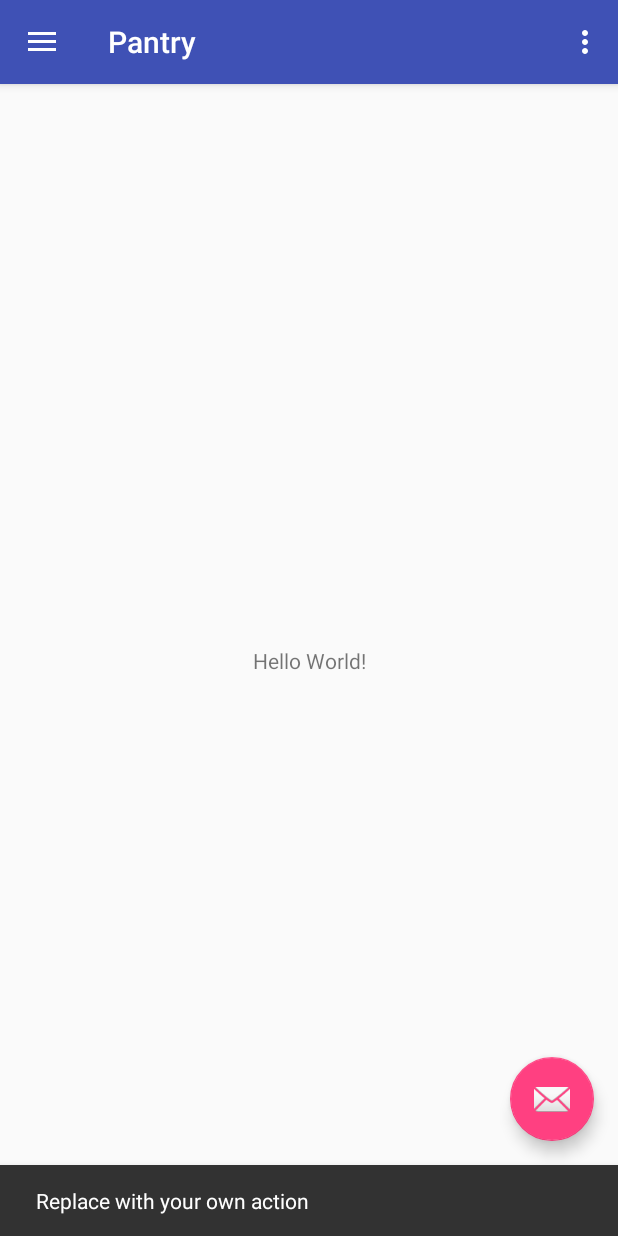
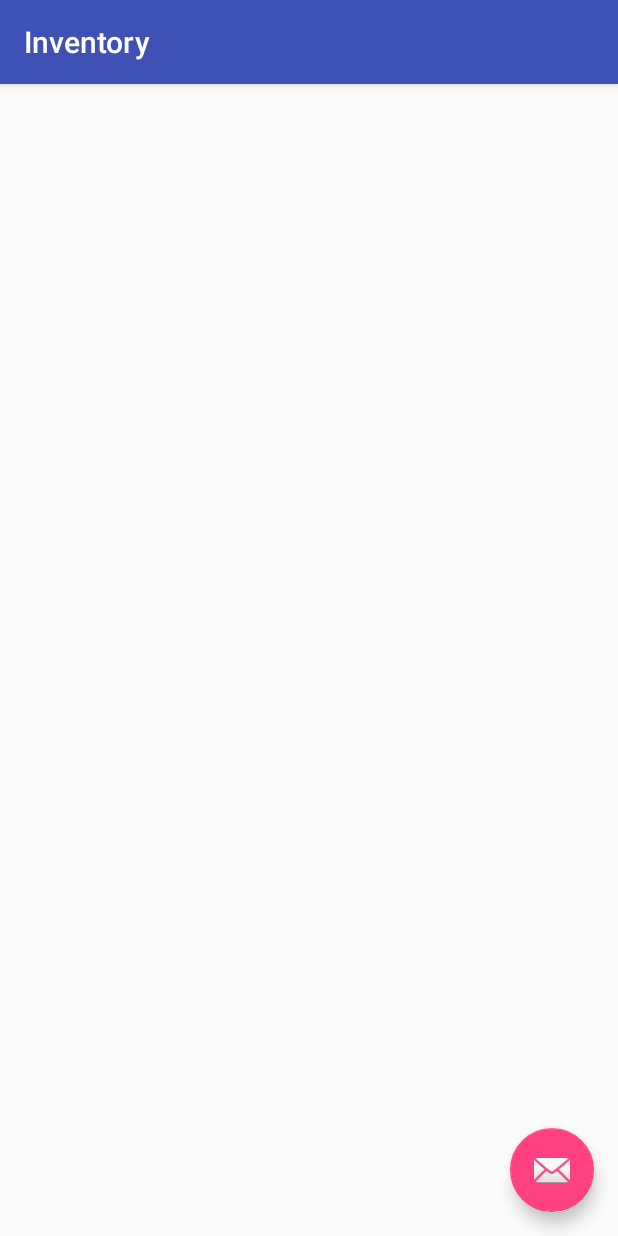
Before and after one commit to mboyd6/sage, an Android app: the screen it shows after launch (MainActivity before the commit, Inventory after it), after a tap on an icon or button, on a phone screen of 412 x 824 dp. Run offline under Robolectric (Android 15) with nearby library versions, the phone set to English and light mode, and no system bars.

Commit message:
removed nav drawer activity, replaced with basic activity.

```diff
--- a/app/src/main/AndroidManifest.xml
+++ b/app/src/main/AndroidManifest.xml
@@ -10,8 +10,8 @@
     android:supportsRtl="true"
     android:theme="@style/AppTheme">
     <activity
-      android:label="@string/app_name"
-      android:name=".MainActivity"
+      android:label="@string/title_activity_inventory"
+      android:name=".Inventory"
       android:theme="@style/AppTheme.NoActionBar">
       <intent-filter>
         <action android:name="android.intent.action.MAIN"/>
--- /dev/null
+++ b/app/src/main/java/mdb/pantry/Inventory.java
@@ -0,0 +1,34 @@
+package mdb.pantry;
+
+import android.os.Bundle;
+import android.support.design.widget.FloatingActionButton;
+import android.support.design.widget.Snackbar;
+import android.support.v7.app.AppCompatActivity;
+import android.support.v7.widget.Toolbar;
+import android.view.View;
+
+public class Inventory extends AppCompatActivity {
+
+
+  @Override
+  protected void onCreate(Bundle savedInstanceState) {
+    super.onCreate(savedInstanceState);
+    setContentView(R.layout.activity_inventory);
+    Toolbar toolbar = (Toolbar) findViewById(R.id.toolbar);
+    setSupportActionBar(toolbar);
+
+    FloatingActionButton fab = (FloatingActionButton) findViewById(R.id.fab);
+    fab.setOnClickListener(new View.OnClickListener() {
+      @Override
+      public void onClick(View view) {
+        // open add food window
+
+
+      }
+    });
+
+    // initialize recycler view.
+
+  }
+
+}
--- a/app/src/main/java/mdb/pantry/MainActivity.java
+++ /dev/null
@@ -1,101 +0,0 @@
-package mdb.pantry;
-
-import android.os.Bundle;
-import android.support.design.widget.FloatingActionButton;
-import android.support.design.widget.Snackbar;
-import android.view.View;
-import android.support.design.widget.NavigationView;
-import android.support.v4.view.GravityCompat;
-import android.support.v4.widget.DrawerLayout;
-import android.support.v7.app.ActionBarDrawerToggle;
-import android.support.v7.app.AppCompatActivity;
-import android.support.v7.widget.Toolbar;
-import android.view.Menu;
-import android.view.MenuItem;
-
-public class MainActivity extends AppCompatActivity
-    implements NavigationView.OnNavigationItemSelectedListener {
-
-  @Override
-  protected void onCreate(Bundle savedInstanceState) {
-    super.onCreate(savedInstanceState);
-    setContentView(R.layout.activity_main);
-    Toolbar toolbar = (Toolbar) findViewById(R.id.toolbar);
-    setSupportActionBar(toolbar);
-
-    FloatingActionButton fab = (FloatingActionButton) findViewById(R.id.fab);
-    fab.setOnClickListener(new View.OnClickListener() {
-      @Override
-      public void onClick(View view) {
-        Snackbar.make(view, "Replace with your own action", Snackbar.LENGTH_LONG)
-            .setAction("Action", null).show();
-      }
-    });
-
-    DrawerLayout drawer = (DrawerLayout) findViewById(R.id.drawer_layout);
-    ActionBarDrawerToggle toggle = new ActionBarDrawerToggle(
-        this, drawer, toolbar, R.string.navigation_drawer_open, R.string.navigation_drawer_close);
-    drawer.addDrawerListener(toggle);
-    toggle.syncState();
-
-    NavigationView navigationView = (NavigationView) findViewById(R.id.nav_view);
-    navigationView.setNavigationItemSelectedListener(this);
-  }
-
-  @Override
-  public void onBackPressed() {
-    DrawerLayout drawer = (DrawerLayout) findViewById(R.id.drawer_layout);
-    if (drawer.isDrawerOpen(GravityCompat.START)) {
-      drawer.closeDrawer(GravityCompat.START);
-    } else {
-      super.onBackPressed();
-    }
-  }
-
-  @Override
-  public boolean onCreateOptionsMenu(Menu menu) {
-    // Inflate the menu; this adds items to the action bar if it is present.
-    getMenuInflater().inflate(R.menu.main, menu);
-    return true;
-  }
-
-  @Override
-  public boolean onOptionsItemSelected(MenuItem item) {
-    // Handle action bar item clicks here. The action bar will
-    // automatically handle clicks on the Home/Up button, so long
-    // as you specify a parent activity in AndroidManifest.xml.
-    int id = item.getItemId();
-
-    //noinspection SimplifiableIfStatement
-    if (id == R.id.action_settings) {
-      return true;
-    }
-
-    return super.onOptionsItemSelected(item);
-  }
-
-  @SuppressWarnings("StatementWithEmptyBody")
-  @Override
-  public boolean onNavigationItemSelected(MenuItem item) {
-    // Handle navigation view item clicks here.
-    int id = item.getItemId();
-
-    if (id == R.id.nav_camera) {
-      // Handle the camera action
-    } else if (id == R.id.nav_gallery) {
-
-    } else if (id == R.id.nav_slideshow) {
-
-    } else if (id == R.id.nav_manage) {
-
-    } else if (id == R.id.nav_share) {
-
-    } else if (id == R.id.nav_send) {
-
-    }
-
-    DrawerLayout drawer = (DrawerLayout) findViewById(R.id.drawer_layout);
-    drawer.closeDrawer(GravityCompat.START);
-    return true;
-  }
-}
--- a/app/src/main/res/layout/app_bar_main.xml
+++ b/app/src/main/res/layout/activity_inventory.xml
@@ -5,7 +5,7 @@
   xmlns:tools="http://schemas.android.com/tools"
   android:layout_width="match_parent"
   android:layout_height="match_parent"
-  tools:context="mdb.pantry.MainActivity">
+  tools:context="mdb.pantry.Inventory">
 
   <android.support.design.widget.AppBarLayout
     android:layout_width="match_parent"
@@ -21,7 +21,7 @@
 
   </android.support.design.widget.AppBarLayout>
 
-  <include layout="@layout/content_main"/>
+  <include layout="@layout/content_inventory"/>
 
   <android.support.design.widget.FloatingActionButton
     android:id="@+id/fab"
--- a/app/src/main/res/layout/activity_main.xml
+++ /dev/null
@@ -1,26 +0,0 @@
-<?xml version="1.0" encoding="utf-8"?>
-<android.support.v4.widget.DrawerLayout
-  xmlns:android="http://schemas.android.com/apk/res/android"
-  xmlns:app="http://schemas.android.com/apk/res-auto"
-  xmlns:tools="http://schemas.android.com/tools"
-  android:id="@+id/drawer_layout"
-  android:layout_width="match_parent"
-  android:layout_height="match_parent"
-  android:fitsSystemWindows="true"
-  tools:openDrawer="start">
-
-  <include
-    layout="@layout/app_bar_main"
-    android:layout_width="match_parent"
-    android:layout_height="match_parent"/>
-
-  <android.support.design.widget.NavigationView
-    android:id="@+id/nav_view"
-    android:layout_width="wrap_content"
-    android:layout_height="match_parent"
-    android:layout_gravity="start"
-    android:fitsSystemWindows="true"
-    app:headerLayout="@layout/nav_header_main"
-    app:menu="@menu/activity_main_drawer"/>
-
-</android.support.v4.widget.DrawerLayout>
--- a/app/src/main/res/layout/content_main.xml
+++ b/app/src/main/res/layout/content_inventory.xml
@@ -6,16 +6,7 @@
   android:layout_width="match_parent"
   android:layout_height="match_parent"
   app:layout_behavior="@string/appbar_scrolling_view_behavior"
-  tools:context="mdb.pantry.MainActivity"
-  tools:showIn="@layout/app_bar_main">
-
-  <TextView
-    android:layout_width="wrap_content"
-    android:layout_height="wrap_content"
-    android:text="Hello World!"
-    app:layout_constraintBottom_toBottomOf="parent"
-    app:layout_constraintLeft_toLeftOf="parent"
-    app:layout_constraintRight_toRightOf="parent"
-    app:layout_constraintTop_toTopOf="parent"/>
+  tools:context="mdb.pantry.Inventory"
+  tools:showIn="@layout/activity_inventory">
 
 </android.support.constraint.ConstraintLayout>
--- a/app/src/main/res/values/strings.xml
+++ b/app/src/main/res/values/strings.xml
@@ -5,4 +5,5 @@
   <string name="navigation_drawer_close">Close navigation drawer</string>
 
   <string name="action_settings">Settings</string>
+  <string name="title_activity_inventory">Inventory</string>
 </resources>
```
Also changed, not shown: app/src/main/res/layout/nav_header_main.xml (deleted, +0 -36 lines).
